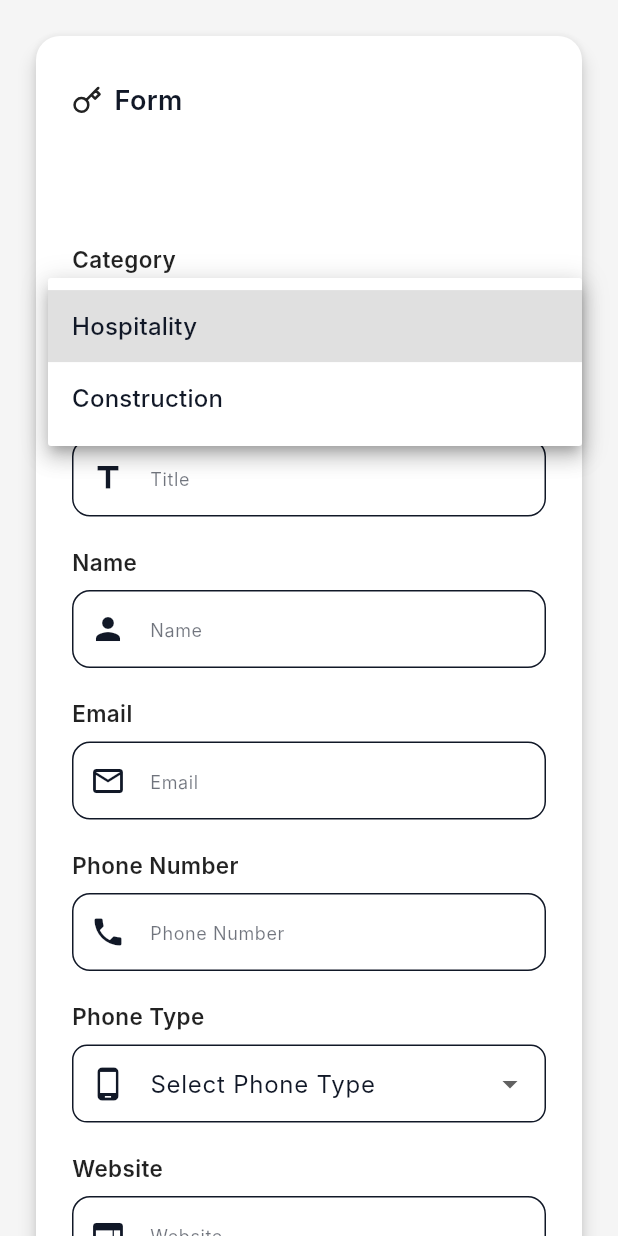
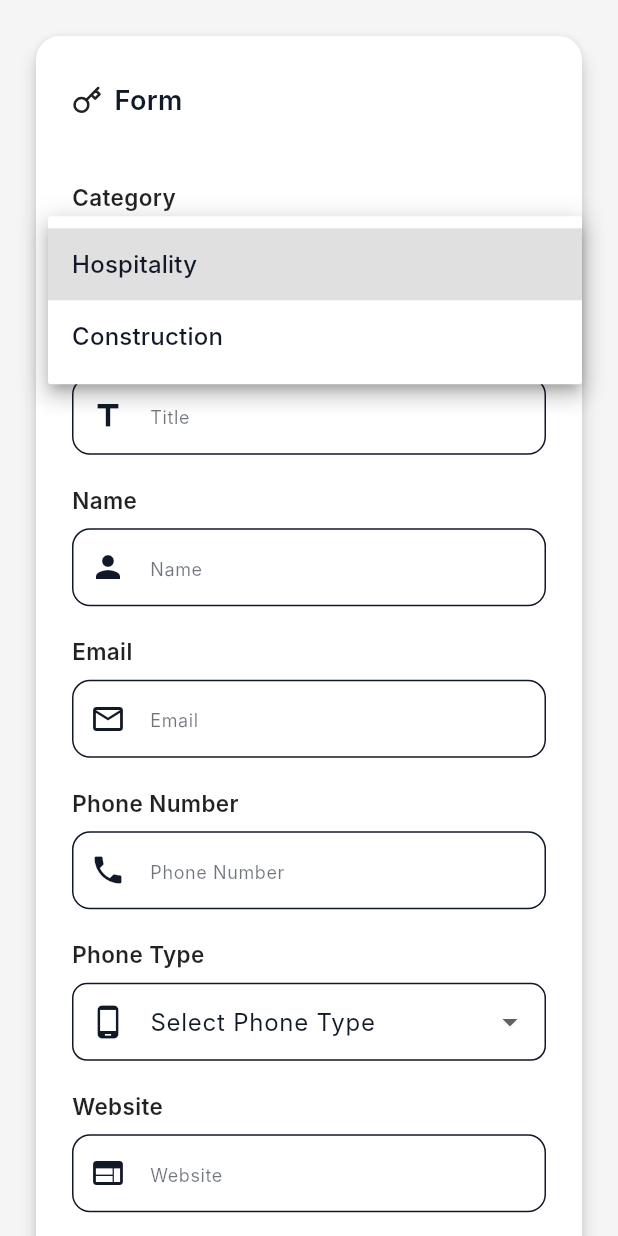
Before and after one commit to huzaifa-huzzi/Project_Lead, a Flutter app: the FormFilling screen opened directly, after a tap on "Select Category", on a phone screen of 412 x 824 dp. Run offline on Flutter 3.47's test engine with Material 3 defaults, Android fonts, the phone set to English and light mode, and no system bars; our stand-ins replace fl_chart, flutter_feather_icons, get, loading_indicator; Roboto replaces fonts that are missing (Inter).

Commit message:
Setting the buttons and the forms for proper working

```diff
--- a/lib/Resources/Reusable Widgets/PrimartBtn.dart
+++ b/lib/Resources/Reusable Widgets/PrimartBtn.dart
@@ -13,18 +13,27 @@ class PrimaryBtn extends StatelessWidget {
     required this.onTap,
     required this.loading,
     required this.color,
-
   });
 
   @override
   Widget build(BuildContext context) {
-    final width = MediaQuery.sizeOf(context).width;
+    final screenWidth = MediaQuery.of(context).size.width;
+
+    double buttonWidth;
+    if (screenWidth < 600) {
+      buttonWidth = screenWidth * 0.9;
+    } else if (screenWidth < 1000) {
+      buttonWidth = screenWidth * 0.5;
+    } else {
+      buttonWidth = screenWidth * 0.2;
+    }
 
     return InkWell(
       onTap: loading ? null : onTap,
+      borderRadius: BorderRadius.circular(10),
       child: Container(
-        width: width * 0.09,
-        padding: const EdgeInsets.symmetric(horizontal: 5, vertical: 10),
+        width: buttonWidth,
+        padding: const EdgeInsets.symmetric(horizontal: 5, vertical: 14),
         decoration: BoxDecoration(
           borderRadius: BorderRadius.circular(10),
           color: color,
--- a/lib/View/Form/Form.dart
+++ b/lib/View/Form/Form.dart
@@ -16,7 +16,6 @@ class FormFilling extends StatelessWidget {
   @override
   Widget build(BuildContext context) {
     SizingConfig.init(context);
-    final isMobile = MediaQuery.of(context).size.width < 600;
 
     return Scaffold(
       backgroundColor: AppColors.screenColors,
@@ -30,46 +29,60 @@ class FormFilling extends StatelessWidget {
               shape: RoundedRectangleBorder(borderRadius: BorderRadius.circular(16)),
               child: Padding(
                 padding: const EdgeInsets.symmetric(horizontal: 24, vertical: 30),
-    child: ConstrainedBox(
-    constraints: const BoxConstraints(maxWidth: 500),
-    child: Form(
+                child: LayoutBuilder(
+                  builder: (context, constraints) {
+                    double maxWidth = constraints.maxWidth;
+                    return Form(
                       key: _formKey,
                       child: Column(
                         crossAxisAlignment: CrossAxisAlignment.start,
                         children: [
+                          // Header
                           Row(
                             children: [
-    Icon(FeatherIcons.key, size: 20),
+                              const Icon(FeatherIcons.key, size: 20),
                               SizedBox(width: SizingConfig.width(0.02)),
-    Text(
+                              const Text(
                                 "Form",
                                 style: TextStyle(fontWeight: FontWeight.w600, fontSize: 18),
                               ),
                             ],
                           ),
-    SizedBox(height: SizingConfig.height(0.1)),
+                          SizedBox(height: SizingConfig.height(0.05)),
 
-    buildField("Category", true,
-    child: Obx(() => DropdownButtonFormField<String>(
-    value: controller.keywordCategory.value.isEmpty ? null : controller.keywordCategory.value,
-    decoration: _inputDecoration("Select Category", Icons.category_outlined),
-    items: controller.categories.map((item) => DropdownMenuItem(value: item, child: Text(item))).toList(),
-    onChanged: (value) => controller.keywordCategory.value = value!,
-    validator: (value) => value == null || value.isEmpty ? 'Select category' : null,
-    ))),
-
-    buildField("Title", true,
-    child: TextInputForm(
+                          buildResponsiveRow(
+                            maxWidth: maxWidth,
+                            label1: "Category",
+                            child1: Obx(() => DropdownButtonFormField<String>(
+                              value: controller.keywordCategory.value.isEmpty
+                                  ? null
+                                  : controller.keywordCategory.value,
+                              decoration:
+                              _inputDecoration("Select Category", Icons.category_outlined),
+                              items: controller.categories
+                                  .map((item) =>
+                                  DropdownMenuItem(value: item, child: Text(item)))
+                                  .toList(),
+                              onChanged: (value) =>
+                              controller.keywordCategory.value = value!,
+                              validator: (value) =>
+                              value == null || value.isEmpty ? 'Select category' : null,
+                            )),
+                            label2: "Title",
+                            child2: TextInputForm(
                               myController: controller.keywordTitleController,
                               hint: 'Title',
                               iconData: Icons.title,
                               focusNode: controller.keywordTitleFocusNode,
                               keyBoardType: TextInputType.text,
                               onFieldSubmittedView: (_) {},
-    onValidator: (value) => value!.isEmpty ? 'Enter keyword title' : null,
-    )),
+                              onValidator: (value) =>
+                              value!.isEmpty ? 'Enter title' : null,
+                            ),
+                          ),
 
-    buildDoubleFieldRow(
+                          buildResponsiveRow(
+                            maxWidth: maxWidth,
                             label1: "Name",
                             child1: TextInputForm(
                               myController: controller.nameController,
@@ -92,8 +105,10 @@ class FormFilling extends StatelessWidget {
                             ),
                           ),
 
-    buildField("Phone Number", true,
-    child: TextInputForm(
+                          buildResponsiveRow(
+                            maxWidth: maxWidth,
+                            label1: "Phone Number",
+                            child1: TextInputForm(
                               myController: controller.phoneNumberController,
                               hint: 'Phone Number',
                               iconData: Icons.phone,
@@ -101,19 +116,28 @@ class FormFilling extends StatelessWidget {
                               keyBoardType: TextInputType.phone,
                               onFieldSubmittedView: (_) {},
                               onValidator: (value) => value!.isEmpty ? 'Enter phone' : null,
+                            ),
+                            label2: "Phone Type",
+                            child2: Obx(() => DropdownButtonFormField<String>(
+                              value: controller.phoneTypeController.value.isEmpty
+                                  ? null
+                                  : controller.phoneTypeController.value,
+                              decoration: _inputDecoration("Select Phone Type", Icons.phone_android),
+                              items: controller.phoneTypes
+                                  .map((item) =>
+                                  DropdownMenuItem(value: item, child: Text(item)))
+                                  .toList(),
+                              onChanged: (value) =>
+                              controller.phoneTypeController.value = value!,
+                              validator: (value) =>
+                              value == null || value.isEmpty ? 'Select phone type' : null,
                             )),
+                          ),
 
-    buildField("Phone Type", true,
-    child: Obx(() => DropdownButtonFormField<String>(
-    value: controller.phoneTypeController.value.isEmpty ? null : controller.phoneTypeController.value,
-    decoration: _inputDecoration("Select Phone Type", Icons.phone_android),
-    items: controller.phoneTypes.map((item) => DropdownMenuItem(value: item, child: Text(item))).toList(),
-    onChanged: (value) => controller.phoneTypeController.value = value!,
-    validator: (value) => value == null || value.isEmpty ? 'Select phone type' : null,
-    ))),
-
-    buildField("Website", true,
-    child: TextInputForm(
+                          buildResponsiveRow(
+                            maxWidth: maxWidth,
+                            label1: "Website",
+                            child1: TextInputForm(
                               myController: controller.websiteController,
                               hint: 'Website',
                               iconData: Icons.web,
@@ -121,10 +145,9 @@ class FormFilling extends StatelessWidget {
                               keyBoardType: TextInputType.url,
                               onFieldSubmittedView: (_) {},
                               onValidator: (value) => value!.isEmpty ? 'Enter website' : null,
-    )),
-
-    buildField("Zip Code", true,
-    child: TextInputForm(
+                            ),
+                            label2: "Zip Code",
+                            child2: TextInputForm(
                               myController: controller.zipcodeController,
                               hint: 'Zip Code',
                               iconData: Icons.home,
@@ -132,10 +155,13 @@ class FormFilling extends StatelessWidget {
                               keyBoardType: TextInputType.number,
                               onFieldSubmittedView: (_) {},
                               onValidator: (value) => value!.isEmpty ? 'Enter zip code' : null,
-    )),
+                            ),
+                          ),
 
-    buildField("Suburb", true,
-    child: TextInputForm(
+                          buildResponsiveRow(
+                            maxWidth: maxWidth,
+                            label1: "Suburb",
+                            child1: TextInputForm(
                               myController: controller.suburbController,
                               hint: 'Suburb',
                               iconData: Icons.location_city,
@@ -143,27 +169,46 @@ class FormFilling extends StatelessWidget {
                               keyBoardType: TextInputType.text,
                               onFieldSubmittedView: (_) {},
                               onValidator: (value) => value!.isEmpty ? 'Enter suburb' : null,
+                            ),
+                            label2: "City",
+                            child2: Obx(() => DropdownButtonFormField<String>(
+                              value: controller.cityController.value.isEmpty
+                                  ? null
+                                  : controller.cityController.value,
+                              decoration: _inputDecoration("Select City", Icons.location_city_outlined),
+                              items: controller.cities
+                                  .map((city) =>
+                                  DropdownMenuItem(value: city, child: Text(city)))
+                                  .toList(),
+                              onChanged: (value) =>
+                              controller.cityController.value = value!,
+                              validator: (value) =>
+                              value == null || value.isEmpty ? 'Select city' : null,
                             )),
+                          ),
 
-    buildField("City", true,
-    child: Obx(() => DropdownButtonFormField<String>(
-    value: controller.cityController.value.isEmpty ? null : controller.cityController.value,
-    decoration: _inputDecoration("Select City", Icons.location_city_outlined),
-    items: controller.cities.map((city) => DropdownMenuItem(value: city, child: Text(city))).toList(),
-    onChanged: (value) => controller.cityController.value = value!,
-    validator: (value) => value == null || value.isEmpty ? 'Select city' : null,
-    ))),
+                          buildResponsiveRow(
+                            maxWidth: maxWidth,
+                            label1: "State",
+                            child1: Obx(() => DropdownButtonFormField<String>(
+                              value: controller.selectedSuburb.value.isEmpty
+                                  ? null
+                                  : controller.selectedSuburb.value,
+                              decoration: _inputDecoration("Select State", Icons.map_outlined),
+                              items: controller.suburbs
+                                  .map((state) =>
+                                  DropdownMenuItem(value: state, child: Text(state)))
+                                  .toList(),
+                              onChanged: (value) =>
+                              controller.selectedSuburb.value = value!,
+                              validator: (value) =>
+                              value == null || value.isEmpty ? 'Select state' : null,
+                            )),
+                            label2: "",
+                            child2: const SizedBox(), // Empty field for spacing
+                          ),
 
-    buildField("State", true,
-    child: Obx(() => DropdownButtonFormField<String>(
-    value: controller.selectedSuburb.value.isEmpty ? null : controller.selectedSuburb.value,
-    decoration: _inputDecoration("Select State", Icons.map_outlined),
-    items: controller.suburbs.map((state) => DropdownMenuItem(value: state, child: Text(state))).toList(),
-    onChanged: (value) => controller.selectedSuburb.value = value!,
-    validator: (value) => value == null || value.isEmpty ? 'Select state' : null,
-    ))),
-
-    buildField("Complete Address", true,
+                          buildField("Complete Address",
                             child: TextInputForm(
                               myController: controller.addressController,
                               hint: 'Address',
@@ -172,11 +217,11 @@ class FormFilling extends StatelessWidget {
                               keyBoardType: TextInputType.text,
                               onFieldSubmittedView: (_) {},
                               onValidator: (value) => value!.isEmpty ? 'Enter address' : null,
-    )),
+                            ),
+                          ),
 
-    SizedBox(height: SizingConfig.height(0.01)),
-    Padding(
-    padding: const EdgeInsets.symmetric(horizontal: 170.0),
+                          SizedBox(height: SizingConfig.height(0.02)),
+                          Center(
                             child: PrimaryBtn(
                               title: 'Submit',
                               onTap: () {
@@ -190,23 +235,24 @@ class FormFilling extends StatelessWidget {
                           ),
                         ],
                       ),
+                    );
+                  },
                 ),
               ),
             ),
           ),
         ),
-    ))
+      ),
     );
   }
 
-  Widget buildField(String label, bool isMobile, {required Widget child}) {
+  Widget buildField(String label, {required Widget child}) {
     return Padding(
       padding: const EdgeInsets.only(bottom: 20),
-      child: SizedBox(
-        width: isMobile ? double.infinity : 500,
       child: Column(
         crossAxisAlignment: CrossAxisAlignment.start,
         children: [
+          if (label.isNotEmpty)
             Text(
               label,
               style: const TextStyle(
@@ -215,39 +261,36 @@ class FormFilling extends StatelessWidget {
                 color: Colors.black87,
               ),
             ),
-            const SizedBox(height: 8),
+          if (label.isNotEmpty) const SizedBox(height: 8),
           child,
         ],
-        ),
       ),
     );
   }
 
-  Widget buildDoubleFieldRow({
+  Widget buildResponsiveRow({
+    required double maxWidth,
     required String label1,
     required Widget child1,
     required String label2,
     required Widget child2,
   }) {
-    return LayoutBuilder(
-      builder: (context, constraints) {
-        final isMobile = constraints.maxWidth < 600;
-        return isMobile
-            ? Column(
+    if (maxWidth < 600) {
+      return Column(
         children: [
-            buildField(label1, isMobile, child: child1),
-            buildField(label2, isMobile, child: child2),
-          ],
-        )
-            : Row(
-          children: [
-            Expanded(child: buildField(label1, false, child: child1)),
-            const SizedBox(width: 20),
-            Expanded(child: buildField(label2, false, child: child2)),
+          buildField(label1, child: child1),
+          buildField(label2, child: child2),
         ],
       );
-      },
+    } else {
+      return Row(
+        children: [
+          Expanded(child: buildField(label1, child: child1)),
+          const SizedBox(width: 20),
+          Expanded(child: buildField(label2, child: child2)),
+        ],
       );
+    }
   }
 
   InputDecoration _inputDecoration(String label, IconData icon) {
```
Lines whose indentation alone changed are shown as unchanged.
